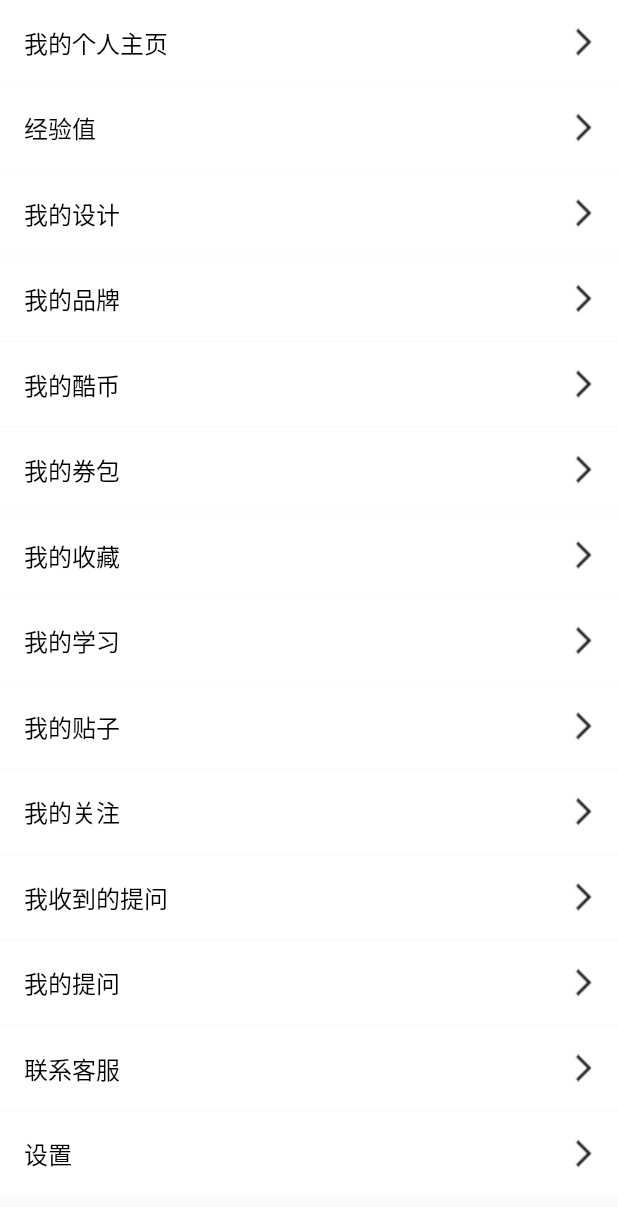
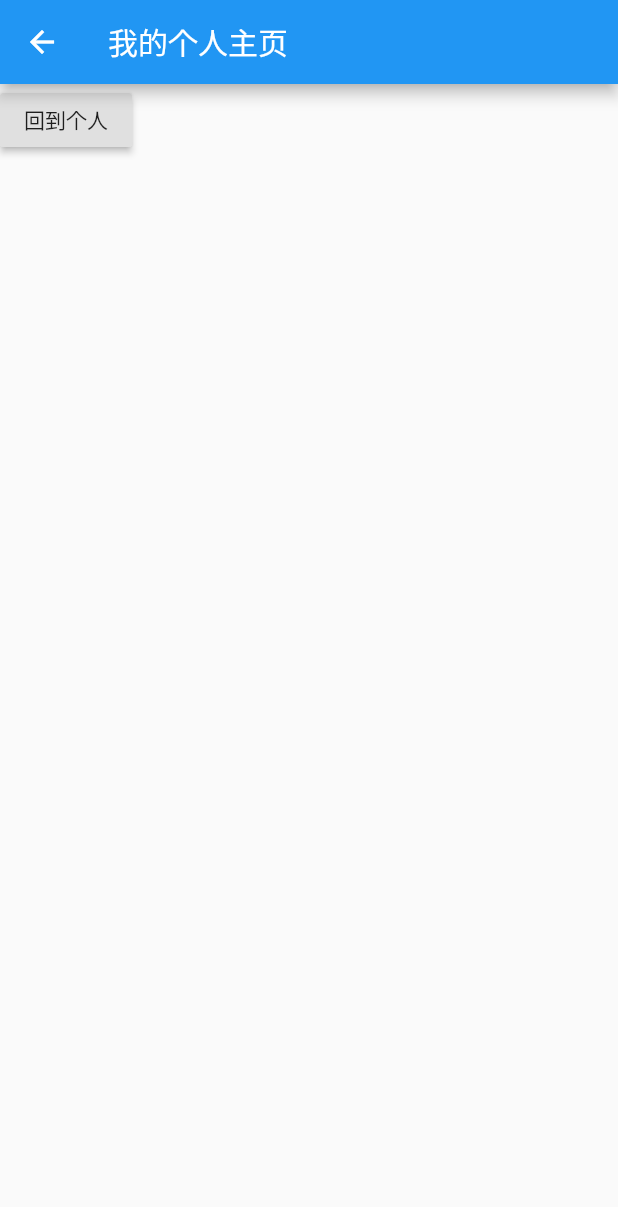
Before and after one commit to jieyu2333/flutter_saas, a Flutter app: the MinePage widget shown alone on an empty page, opened directly, after a tap on "我的个人主页", on a phone screen of 412 x 824 dp. Shown: the top 1207 px of the screen. Run offline on Flutter 3.47's test engine with Material 2 defaults, Android fonts, the phone set to English and light mode, and no system bars; generated files the repository leaves out were written again.

Commit message:
个人页面

```diff
--- a/lib/main.dart
+++ b/lib/main.dart
@@ -1,5 +1,7 @@
 import 'package:flutter/material.dart';
 import 'package:flutter_saas/view/splash_page.dart';
+
+import 'view/SecondScreen.dart';
 
 void main() => runApp(MyApp());
 
@@ -16,7 +18,8 @@ class _MyAppState extends State<MyApp> {
         primarySwatch: Colors.blue,
       ),
       title: 'SaaS App',
-      home: SplashPage(),
+      home:  SplashPage(),
+
     );
   }
 }
--- /dev/null
+++ b/lib/model/Todo.dart
@@ -0,0 +1,6 @@
+class Todo {
+  final String title;
+  final String description;
+
+  Todo(this.title, this.description);
+}
--- /dev/null
+++ b/lib/view/mine/my_cool_coin_page.dart
@@ -0,0 +1,22 @@
+import 'package:flutter/material.dart';
+import 'package:flutter_saas/view/FirstScreen.dart';
+import 'package:flutter_saas/view/SecondScreen.dart';
+
+class MyCoolCoinPage extends StatefulWidget {
+  @override
+  _MyCoolCoinPageState createState() => _MyCoolCoinPageState();
+}
+
+class _MyCoolCoinPageState extends State<MyCoolCoinPage> {
+  @override
+  Widget build(BuildContext context) {
+    return MaterialApp(
+      title: 'My cool coin',
+      initialRoute: '/',
+      routes: {
+        '/': (context) => FirstScreen(),
+        '/second': (context) => SecondScreen(),
+      },
+    );
+  }
+}
--- /dev/null
+++ b/lib/view/mine/my_profile_page.dart
@@ -0,0 +1,25 @@
+import 'package:flutter/material.dart';
+
+class MyProfile extends StatefulWidget {
+  @override
+  _MyProfileState createState() => _MyProfileState();
+}
+
+class _MyProfileState extends State<MyProfile> {
+  @override
+  Widget build(BuildContext context) {
+    return Scaffold(
+      appBar: AppBar(
+        title: Text('我的个人主页'),
+      ),
+      body: Container(
+        child: RaisedButton(
+          child: Text('回到个人'),
+          onPressed: () {
+            Navigator.pop(context);
+          },
+        ),
+      ),
+    );
+  }
+}
```
Also changed, not shown: lib/view/FirstScreen.dart (added, +41 -0 lines), lib/view/SecondScreen.dart (added, +24 -0 lines), lib/view/mine/experience_page.dart (added, +30 -0 lines), lib/view/mine/mine_page.dart (+56 -17 lines), lib/view/mine/my_brand_page.dart (added, +22 -0 lines), lib/view/mine/my_design_page.dart (added, +27 -0 lines), 1 other file.
